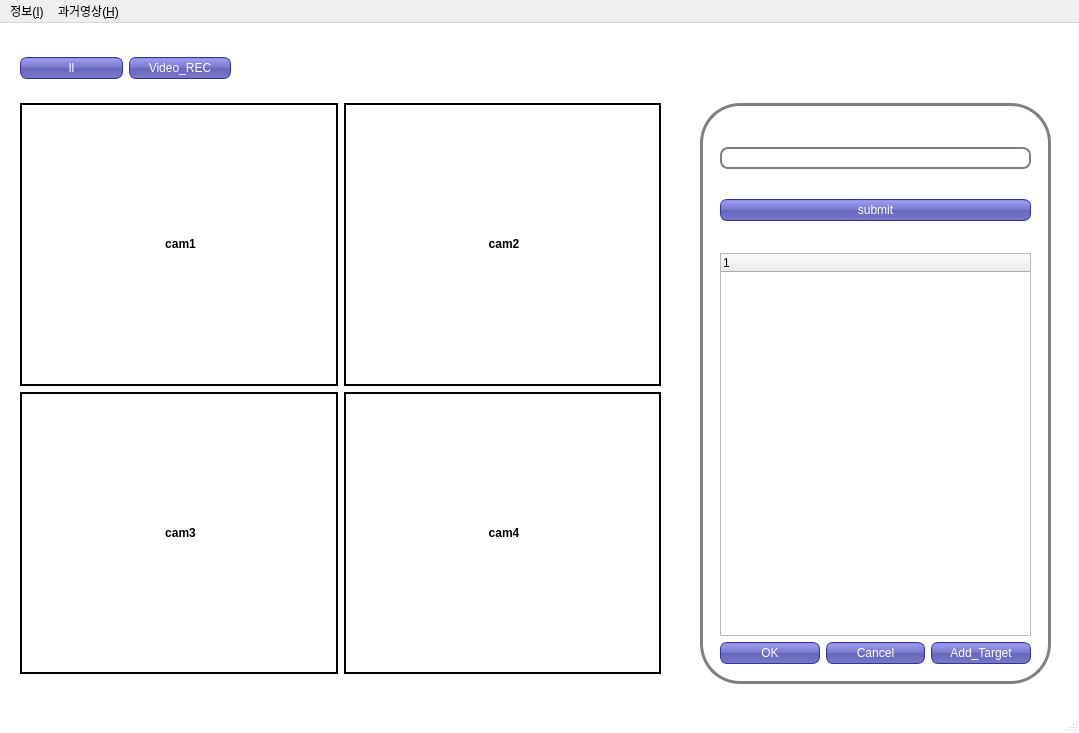
Above: MainProgram/HowToUrlDowload/HowToUrlDowload/0625_DBUI.ui from 2Bbear/Bit27_JoyRoom before the change. Below: the same form after it.
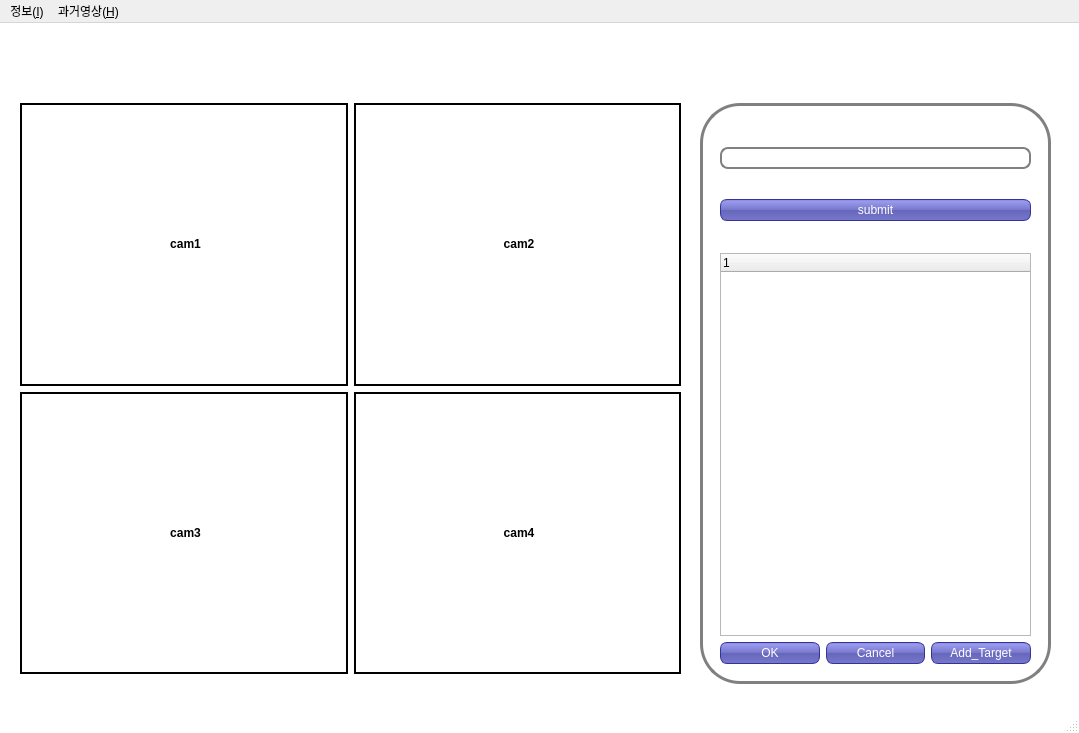
That is the form after the change.

```diff
--- a/MainProgram/HowToUrlDowload/HowToUrlDowload/0625_DBUI.ui
+++ b/MainProgram/HowToUrlDowload/HowToUrlDowload/0625_DBUI.ui
@@ -144,7 +144,7 @@
      <rect>
       <x>20</x>
       <y>80</y>
-      <width>641</width>
+      <width>661</width>
       <height>571</height>
      </rect>
     </property>
@@ -215,45 +215,6 @@
      </item>
     </layout>
    </widget>
-   <widget class="QWidget" name="horizontalLayoutWidget">
-    <property name="geometry">
-     <rect>
-      <x>20</x>
-      <y>30</y>
-      <width>211</width>
-      <height>31</height>
-     </rect>
-    </property>
-    <layout class="QHBoxLayout" name="horizontalLayout">
-     <item>
-      <widget class="QPushButton" name="cam1stop">
-       <property name="text">
-        <string>ll</string>
-       </property>
-      </widget>
-     </item>
-     <item>
-      <widget class="QPushButton" name="recstart">
-       <property name="text">
-        <string>Video_REC</string>
-       </property>
-      </widget>
-     </item>
-    </layout>
-   </widget>
-   <widget class="QLabel" name="rectimer">
-    <property name="geometry">
-     <rect>
-      <x>250</x>
-      <y>40</y>
-      <width>64</width>
-      <height>15</height>
-     </rect>
-    </property>
-    <property name="text">
-     <string/>
-    </property>
-   </widget>
   </widget>
   <widget class="QMenuBar" name="menubar">
    <property name="geometry">
```
